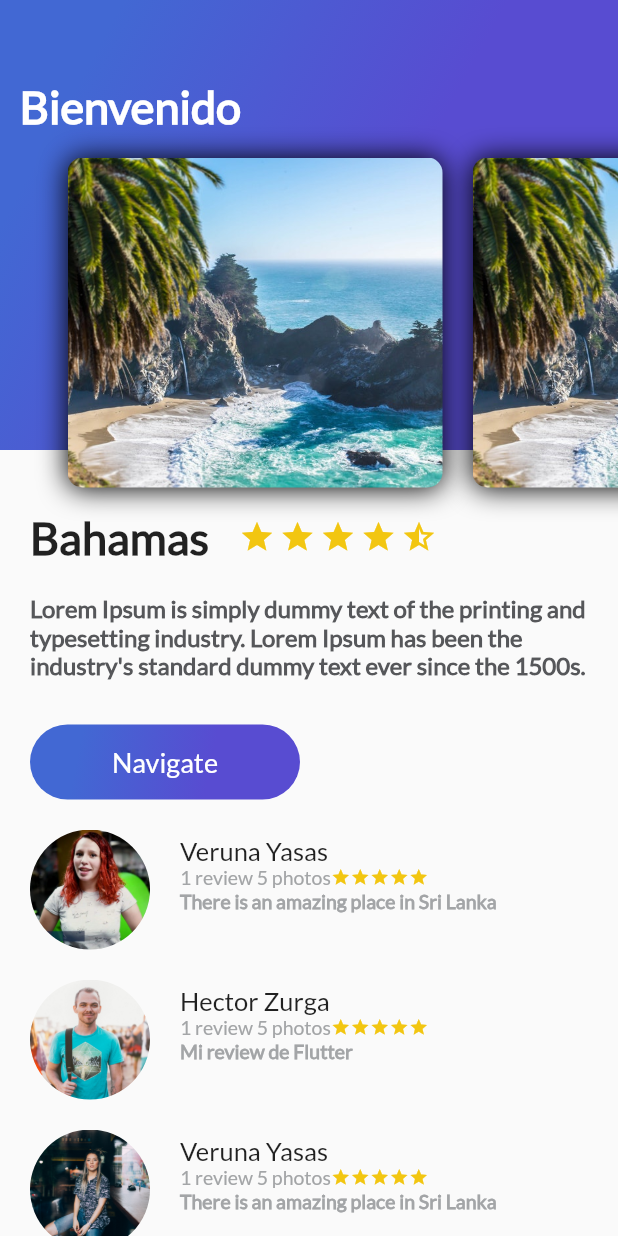
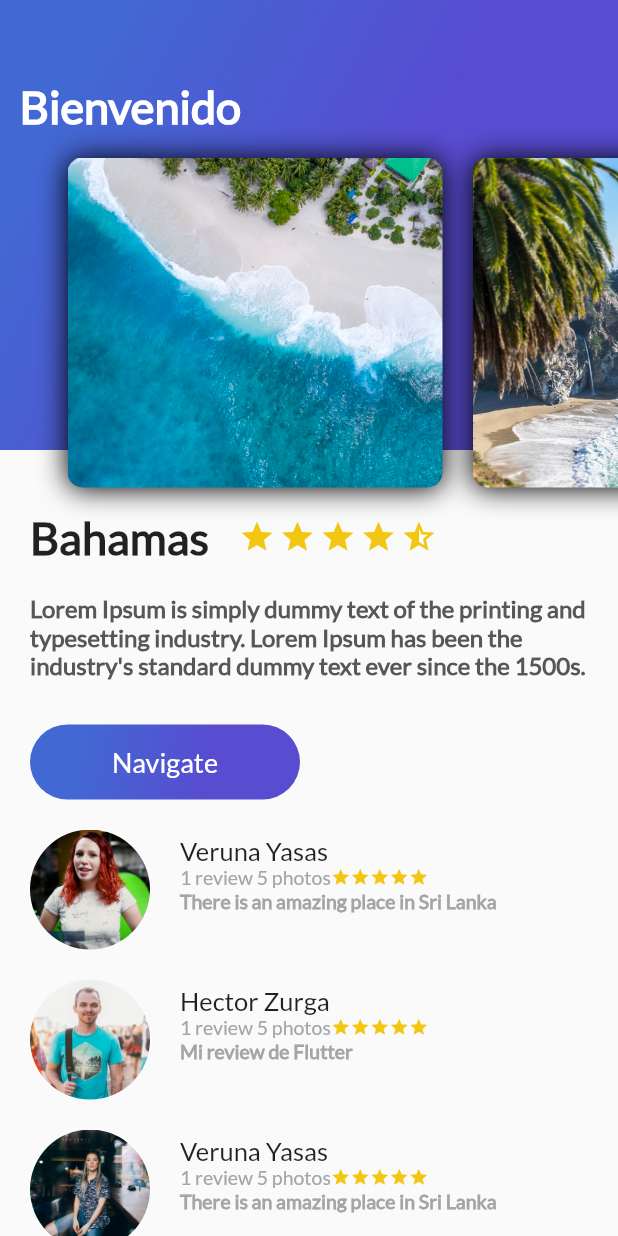
Before and after one commit to HectorZR/flutter-basico, a Flutter app: the screen it shows after launch, on a phone screen of 412 x 824 dp. Run offline on Flutter 3.47's test engine with Material 2 defaults, Android fonts, the phone set to English and light mode, and no system bars.

Commit message:
fixing bugs

```diff
--- a/lib/card_image.dart
+++ b/lib/card_image.dart
@@ -3,7 +3,7 @@ import 'package:flutter/material.dart';
 class CardImage extends StatelessWidget {
   String pathImage = 'assets/img/beach_palm.jpeg';
 
-  CardImage(pathImage);
+  CardImage(this.pathImage);
   @override
   Widget build(BuildContext context) {
     final card = Container(
```
